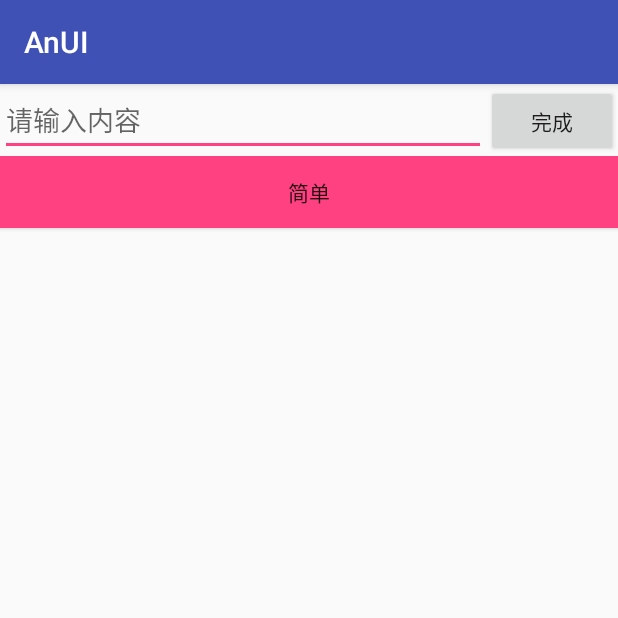
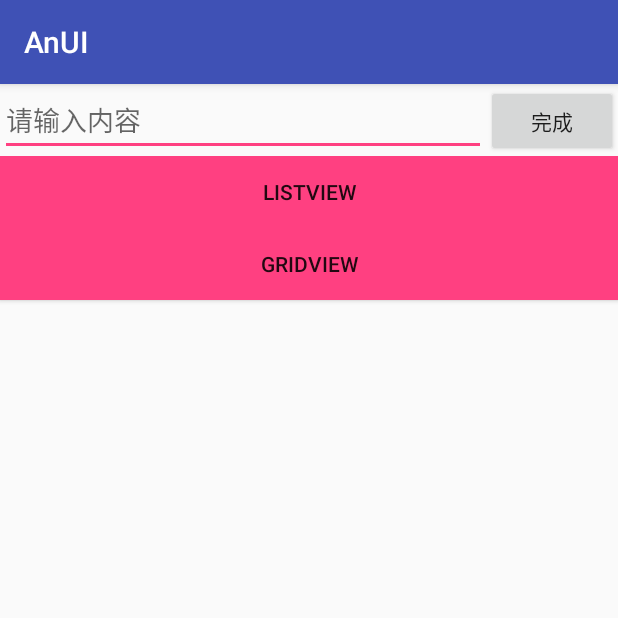
Before and after one commit to anapk/AnUI, an Android app: the screen it shows after launch (AnUIActivity), on a phone screen of 412 x 824 dp, the top half of it. Run offline under Robolectric (Android 15) with nearby library versions, the phone set to English and light mode, and no system bars.

Commit message:
GridView
宫格视图框架

```diff
--- a/app/src/main/AndroidManifest.xml
+++ b/app/src/main/AndroidManifest.xml
@@ -15,7 +15,8 @@
                 <category android:name="android.intent.category.LAUNCHER" />
             </intent-filter>
         </activity>
-        <activity android:name=".listview.AnListActivity"></activity>
+        <activity android:name=".listview.AnListActivity" />
+        <activity android:name=".girdview.AnGirdActivity"></activity>
     </application>
 
 </manifest>
--- a/app/src/main/java/cn/anline/ui/AnUIActivity.java
+++ b/app/src/main/java/cn/anline/ui/AnUIActivity.java
@@ -15,11 +15,12 @@ import android.widget.Button;
 import android.widget.EditText;
 import android.widget.Toast;
 
+import cn.anline.ui.girdview.AnGirdActivity;
 import cn.anline.ui.listview.AnListActivity;
 
 public class AnUIActivity extends AppCompatActivity {
 //    初始化元素类
-        Button edit_send,btn_list_1;
+        Button edit_send,btn_list_1,btn_grid_1;
         EditText edit_message;
 
 //    初始化id
@@ -27,6 +28,7 @@ public class AnUIActivity extends AppCompatActivity {
       edit_message =(EditText) findViewById(R.id.edit_message);
         edit_send = (Button) findViewById(R.id.btn_send1);
         btn_list_1 = (Button)findViewById(R.id.btn_list_1);
+        btn_grid_1 = (Button)findViewById(R.id.btn_grid_1);
     }
 
 //    监听单击事件类
@@ -37,6 +39,10 @@ public class OnClickListener implements View.OnClickListener{
             case R.id.btn_list_1:
                 Intent list1 = new Intent(AnUIActivity.this, AnListActivity.class);
                 startActivity(list1);
+                break;
+            case R.id.btn_grid_1:
+                Intent grid1 = new Intent(AnUIActivity.this, AnGirdActivity.class);
+                startActivity(grid1);
                 break;
             default:
                 Toast.makeText(getApplicationContext(),"点击无效",Toast.LENGTH_SHORT).show();
--- a/app/src/main/res/layout/activity_an_ui.xml
+++ b/app/src/main/res/layout/activity_an_ui.xml
@@ -27,7 +27,13 @@
         android:orientation="vertical">
         <Button
             android:id="@+id/btn_list_1"
-            android:text="简单"
+            android:text="ListView"
+            android:background="@drawable/btnswitch"
+            android:layout_width="match_parent"
+            android:layout_height="wrap_content" />
+        <Button
+            android:id="@+id/btn_grid_1"
+            android:text="GridView"
             android:background="@drawable/btnswitch"
             android:layout_width="match_parent"
             android:layout_height="wrap_content" />
```
Also changed, not shown: app/src/main/java/cn/anline/ui/girdview/AnGirdActivity.java (added, +53 -0 lines), app/src/main/res/layout/activity_an_gird.xml (added, +17 -0 lines), app/src/main/res/layout/gird_item.xml (added, +27 -0 lines).
